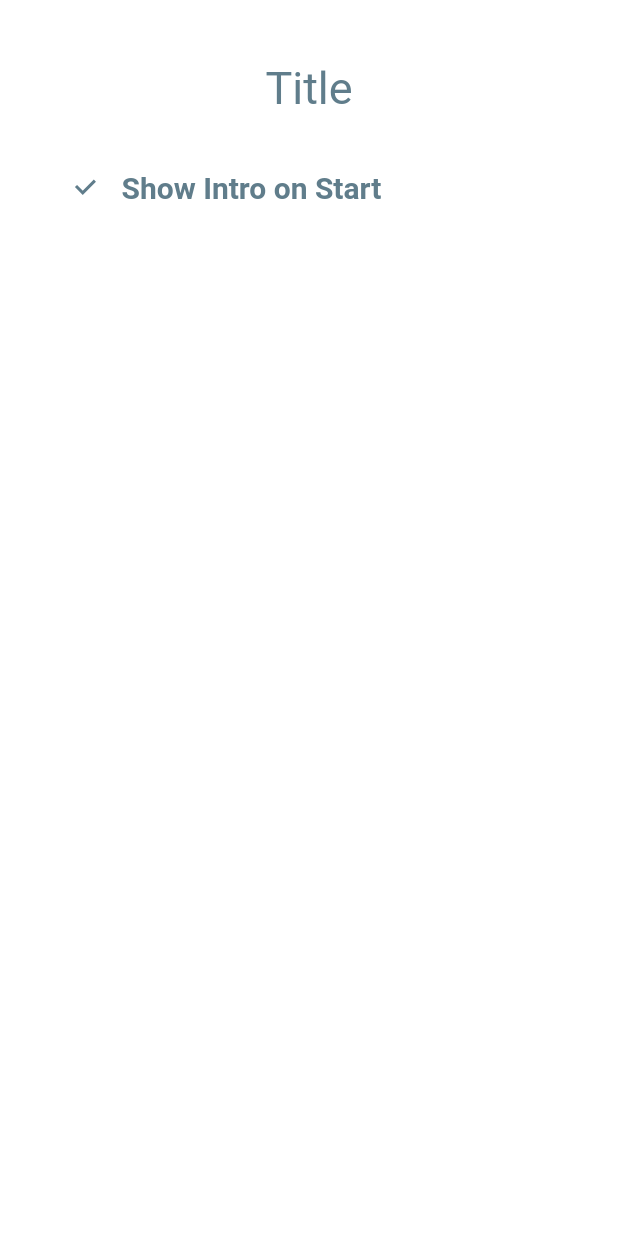
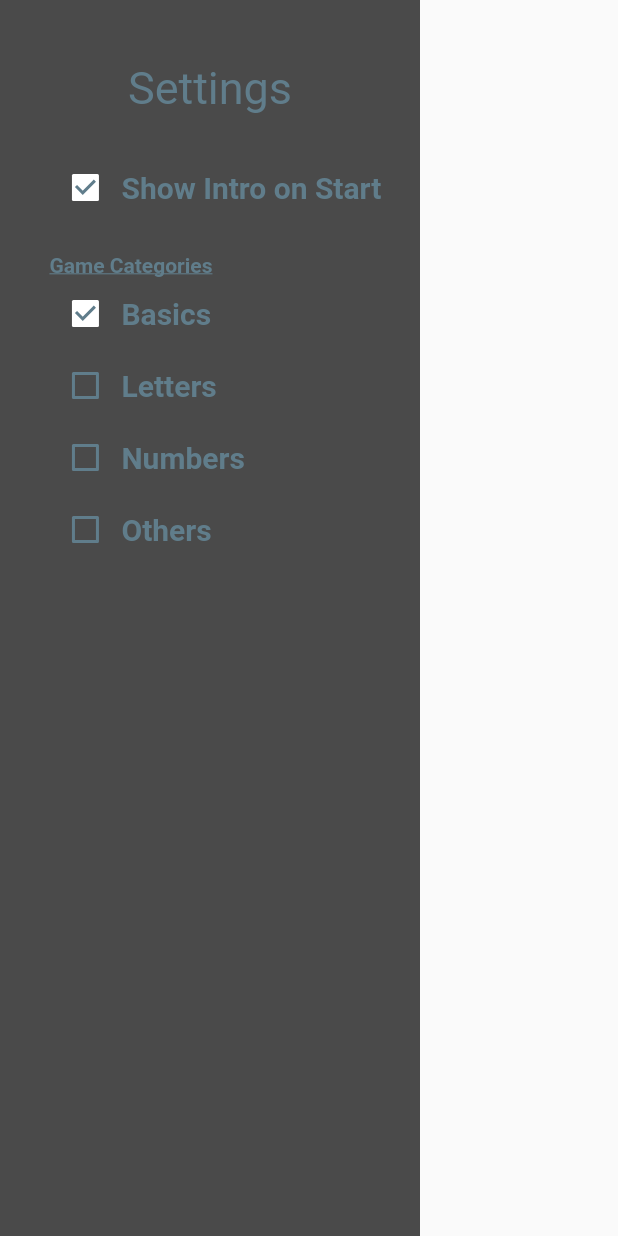
Before and after one commit to YoungTalents/Das-Spiel-ohne-Worte, a Flutter app: the SideMenu widget shown alone on an empty page, opened directly, on a phone screen of 412 x 824 dp. Run offline on Flutter 3.47's test engine with Material 2 defaults, Android fonts, the phone set to English and light mode, and no system bars; our stand-ins replace carousel_slider, shared_preferences, toast, video_player; accounts and stored records are empty; network calls fail.

Commit message:
added group selection options and new intro

```diff
--- a/lib/main.dart
+++ b/lib/main.dart
@@ -20,6 +20,7 @@ Future<void> loadSettings() async {
   prefs = await SharedPreferences.getInstance();
   SystemSettings.language = getSystemSettingOrDefault(PreferencesKey.LANGUAGE, DEFAULT_SYSTEM_LANGUAGE);
   SystemSettings.showIntro = getSystemSettingOrDefault(PreferencesKey.SHOW_INTRO, true);
+  SystemSettings.gameGroups = getSystemSettingOrDefault(PreferencesKey.GAME_GROUPS, ["BASIC"]);
 }
 
 class MyApp extends StatelessWidget {
@@ -30,7 +31,7 @@ class MyApp extends StatelessWidget {
       theme: ThemeData(
         visualDensity: VisualDensity.adaptivePlatformDensity,
       ),
-      home: TheGame()// SystemSettings.showIntro ? Intro() : MainMenu(),
+      home: Intro()// SystemSettings.showIntro ? Intro() : MainMenu(),
     ));
   }
 }
--- a/lib/pages/the_game.dart
+++ b/lib/pages/the_game.dart
@@ -21,7 +21,9 @@ class TheGame extends StatelessWidget {
         padding: EdgeInsets.symmetric(vertical: wHeight * 0.02, horizontal: wWidth * 0.02),
         child: Column(children: [
           Text("Match tiles with the same meaning.", style: TextStyle(fontSize: 16, fontWeight: FontWeight.w600),),
-          Container( height:wHeight*0.8, width: wHeight * 0.8,
+          Container(
+            height:wHeight*0.8,
+            width: wHeight * 0.8,
             padding: EdgeInsets.symmetric(horizontal: wWidth * 0.02, vertical: wHeight * 0.02),
             child: SizedBox( height:wHeight*0.8, width: wHeight * 0.8,
               child: MatchingGame())
--- a/lib/side_menu.dart
+++ b/lib/side_menu.dart
@@ -1,3 +1,4 @@
+import 'dart:math';
 import 'dart:ui';
 
 import 'package:sign_writing/main.dart';
@@ -34,35 +35,66 @@ class _SideMenuState extends State<SideMenu> with SingleTickerProviderStateMixin
     double wWidth = MediaQuery.of(context).size.width;
     double wHeight = MediaQuery.of(context).size.height;
 
-    return Scaffold(
-        backgroundColor: Colors.transparent,
-        body: BackdropFilter(
-          filter: ImageFilter.blur(sigmaX: 10, sigmaY: 10),
+    return Container(
+      color: Colors.black.withAlpha(180),
+      width: max(wWidth * 0.35, 280),
+      // child: ClipRect(
+       // clipBehavior: Clip.hardEdge,
+        // child: BackdropFilter(
+
+        // filter: ImageFilter.blur(sigmaX: 5.0, sigmaY: 5.0, tileMode: TileMode.repeated),
+        // child: Container(color: Colors.grey.withOpacity(0.2),
           child: Padding(
+
           padding: EdgeInsets.fromLTRB(wWidth * 0.05, wHeight * 0.05, wWidth * 0.05, wHeight * 0.05),
           child: Column(children: [
               Padding(
                   padding: EdgeInsets.fromLTRB(0, 0, 0, wHeight * 0.03),
-                  child: Container(child: Text("Title", style: TextStyle(fontSize: 30, color: Colors.blueGrey)))),
-              Padding(
-                  padding: EdgeInsets.fromLTRB(wWidth * 0.03, 0, 0, 0),
-                  child: Column(children: [
+                  child: Container(child: Text("Settings", style: TextStyle(fontSize: 30, color: Colors.blueGrey)))),
+              Padding(padding: EdgeInsets.fromLTRB(wWidth * 0.03, 0, 0, 0),
+                  child: Column(mainAxisAlignment: MainAxisAlignment.start,
+                    children: [
                       Row(children: <Widget>[
                         TextCheckBox(
                           onChanged: (bool value) {
-                                  prefs.setBool(PreferencesKey.SHOW_INTRO, value);
+                            setSystemSetting(PreferencesKey.SHOW_INTRO, value);
                             setState(() {});
                           },
                           text: "Show Intro on Start",
                           value: getSystemSetting(PreferencesKey.SHOW_INTRO),
                           color: Colors.blueGrey,
-                              ),
+                        )
+                      ]),
+                      Padding(padding: EdgeInsets.symmetric(vertical: 20), child:
+                        Row(
+                          children: [Column(crossAxisAlignment: CrossAxisAlignment.start,
+
+                            children: [
+                            Text("Game Categories", style: TextStyle(fontWeight: FontWeight.bold, color: Colors.blueGrey, decoration: TextDecoration.underline),),
+                            GameCategoryTextCheckBox("BASIC", "Basics"),
+                            GameCategoryTextCheckBox("LETTERS", "Letters"),
+                            GameCategoryTextCheckBox("NUMBERS", "Numbers"),
+                            GameCategoryTextCheckBox("OTHER", "Others"),
                           ]),
                         ])
                       )
                     ])
                 )
+            ])
           )
+       // )))
+    );
+  }
+
+  Widget GameCategoryTextCheckBox(categoryName, text) {
+    return TextCheckBox(
+      onChanged: (bool value) {
+        setSystemSettingListItem(PreferencesKey.GAME_GROUPS, categoryName, value);
+        setState(() {});
+      },
+      text: text,
+      value: (getSystemSetting(PreferencesKey.GAME_GROUPS) as List).contains(categoryName),
+      color: Colors.blueGrey,
     );
   }
 }
--- a/lib/widgets/text_checkbox.dart
+++ b/lib/widgets/text_checkbox.dart
@@ -17,7 +17,7 @@ class TextCheckBoxState extends State<TextCheckBox> {
 
   @override
   Widget build(BuildContext context) {
-    return Row(
+    return Row(mainAxisAlignment: MainAxisAlignment.start,
       children: <Widget>[
         Theme(
           data: Theme.of(context).copyWith(
```
Also changed, not shown: lib/game_management.dart (+93 -74 lines), lib/pages/intro.dart (+35 -5 lines), lib/settings.dart (+18 -2 lines), lib/sign_writing_page.dart (+6 -6 lines), lib/widgets/game_tile.dart (+13 -0 lines), lib/widgets/matching_game.dart (+36 -45 lines). Lines whose indentation alone changed are shown as unchanged.
